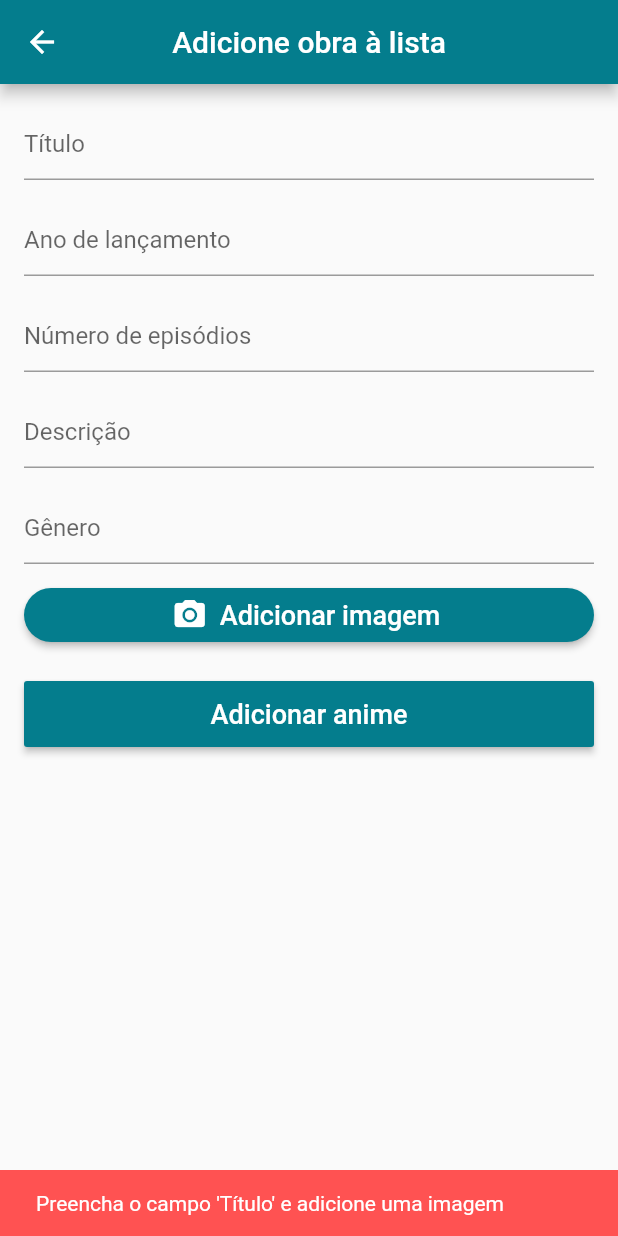
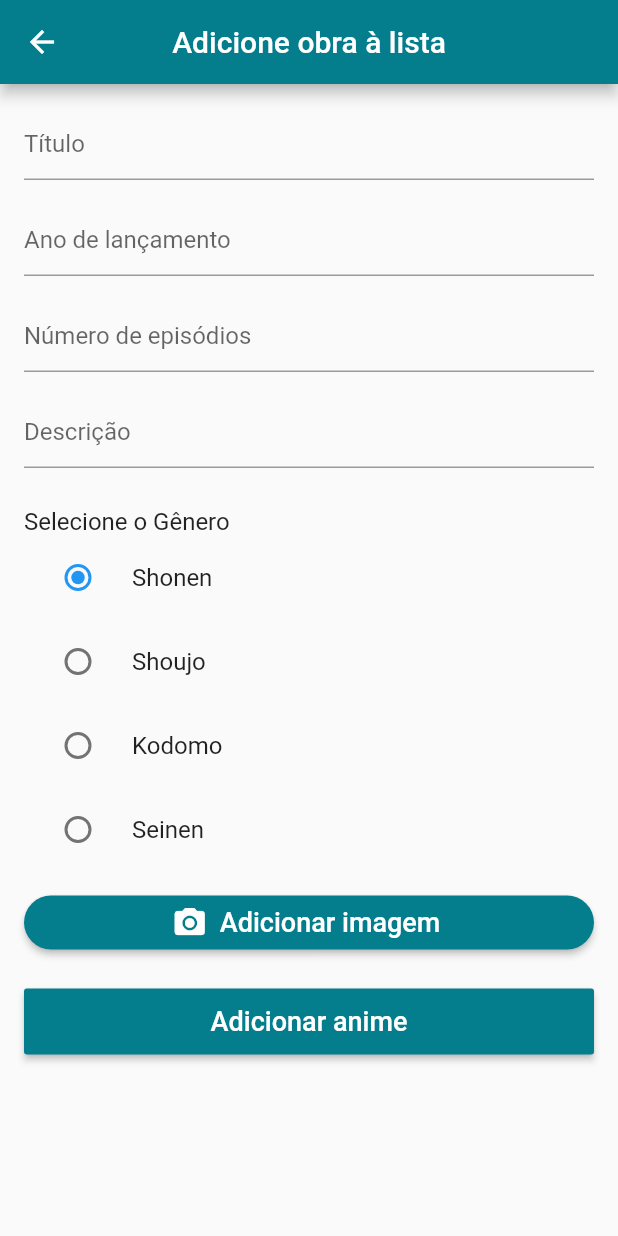
Before and after one commit to IgorGarciaCosta/Clothing_Virtual_Store, a Flutter app: the TelaDeAdicao screen opened directly, after a tap on "Adicionar anime", on a phone screen of 412 x 824 dp. Run offline on Flutter 3.47's test engine with Material 2 defaults, Android fonts, the phone set to English and light mode, and no system bars; our stand-ins replace carousel_pro, cloud_firestore, firebase_auth, firebase_storage, image_picker, transparent_image; accounts and stored records are empty.

Commit message:
tela de adiçao de item finalizada

```diff
--- a/lib/datas/genre_data.dart
+++ b/lib/datas/genre_data.dart
@@ -8,7 +8,7 @@ class GenreData{
   String description;
   int year;
   int size;
-  List images;
+  String images;
 
   GenreData.fromDocument(DocumentSnapshot snapshot){
     //convertendo os dados do documento nos dados da classe
--- a/lib/screens/tela_de_adicao.dart
+++ b/lib/screens/tela_de_adicao.dart
@@ -10,6 +10,8 @@ class TelaDeAdicao extends StatefulWidget {
   _TelaDeAdicaoState createState() => _TelaDeAdicaoState();
 }
 
+enum AnimeGenre { Shonen, Shoujo, Kodomo, Seinen }
+
 class _TelaDeAdicaoState extends State<TelaDeAdicao> {
   String category;
 
@@ -20,6 +22,8 @@ class _TelaDeAdicaoState extends State<TelaDeAdicao> {
   int size;
   List images;
   String genero;
+  String generoRadioButton = "Shonen";
+  AnimeGenre _genre = AnimeGenre.Shonen;
 
   final _formKey = GlobalKey<FormState>();
   final _scaffoldKey = GlobalKey<ScaffoldState>();
@@ -40,12 +44,8 @@ class _TelaDeAdicaoState extends State<TelaDeAdicao> {
           "Adicione obra à lista",
         ),
         centerTitle: true,
-
       ),
-
-
-      body:
-            Form(
+      body: Form(
           key: _formKey,
           child: ListView(
             padding: EdgeInsets.all(16.0),
@@ -55,56 +55,93 @@ class _TelaDeAdicaoState extends State<TelaDeAdicao> {
                 decoration: InputDecoration(hintText: "Título"),
                 maxLines: null,
               ),
-
               SizedBox(height: 16.0),
-
               TextFormField(
                 controller: _yearController,
                 decoration: InputDecoration(hintText: "Ano de lançamento"),
                 maxLines: null,
               ),
-
               SizedBox(height: 16.0),
-
               TextFormField(
                 controller: _sizeController,
                 decoration: InputDecoration(hintText: "Número de episódios"),
                 maxLines: null,
               ),
-
               SizedBox(height: 16.0),
-
               TextFormField(
                 controller: _descriptionController,
                 decoration: InputDecoration(hintText: "Descrição"),
                 maxLines: null,
               ),
-
-              SizedBox(height: 16.0,),
-
-              TextFormField(
-                controller: _genreController,
-                decoration: InputDecoration(hintText: "Gênero"),
-                maxLines: null,
+              SizedBox(
+                height: 26.0,
+              ),
+              Text(
+                "Selecione o Gênero",
+                style: TextStyle(fontSize: 16.0),
+              ),
+              RadioListTile<AnimeGenre>(
+                title: const Text("Shonen"),
+                value: AnimeGenre.Shonen,
+                groupValue: _genre,
+                onChanged: (AnimeGenre value) {
+                  setState(() {
+                    _genre = value;
+                    generoRadioButton = "Shonen";
+                    print(generoRadioButton);
+                  });
+                },
+              ),
+              RadioListTile<AnimeGenre>(
+                title: const Text("Shoujo"),
+                value: AnimeGenre.Shoujo,
+                groupValue: _genre,
+                onChanged: (AnimeGenre value) {
+                  setState(() {
+                    _genre = value;
+                    generoRadioButton = "Shoujo";
+                    print(generoRadioButton);
+                  });
+                },
+              ),
+              RadioListTile<AnimeGenre>(
+                title: const Text("Kodomo"),
+                value: AnimeGenre.Kodomo,
+                groupValue: _genre,
+                onChanged: (AnimeGenre value) {
+                  setState(() {
+                    _genre = value;
+                    generoRadioButton = "Kodomo";
+                    print(generoRadioButton);
+                  });
+                },
+              ),
+              RadioListTile<AnimeGenre>(
+                title: const Text("Seinen"),
+                value: AnimeGenre.Seinen,
+                groupValue: _genre,
+                onChanged: (AnimeGenre value) {
+                  setState(() {
+                    _genre = value;
+                    generoRadioButton = "Seinen";
+                    print(generoRadioButton);
+                  });
+                },
               ),
 
-              SizedBox(height: 16.0,),
-
+              SizedBox(
+                height: 16.0,
+              ),
               SizedBox(
                 height: 36.0,
-
-              child: imagemGlobal==null?
-
-                RaisedButton.icon(
-                  onPressed: () async{
-                    final File imgFile = await ImagePicker.pickImage(source: ImageSource.gallery);
+                child: imagemGlobal == null
+                    ? RaisedButton.icon(
+                        onPressed: () async {
+                          final File imgFile = await ImagePicker.pickImage(
+                              source: ImageSource.gallery);
                           imagemGlobal = imgFile;
-                    setState(() {
-
-                    });
-
+                          setState(() {});
                         },
-
                         label: Text(
                           "Adicionar imagem",
                           style: TextStyle(fontSize: 18.0),
@@ -113,40 +150,31 @@ class _TelaDeAdicaoState extends State<TelaDeAdicao> {
                         shape: RoundedRectangleBorder(
                           borderRadius: BorderRadius.circular(18.0),
                         ),
-
                         icon: Icon(Icons.camera_alt),
                         color: Theme.of(context).primaryColor,
-                ):
-
-                RaisedButton.icon(
-                    onPressed: () async{
-                      final File imgFile = await ImagePicker.pickImage(source: ImageSource.gallery);
+                      )
+                    : RaisedButton.icon(
+                        onPressed: () async {
+                          final File imgFile = await ImagePicker.pickImage(
+                              source: ImageSource.gallery);
                           imagemGlobal = imgFile;
-                      setState(() {
-
-                      });
-
+                          setState(() {});
                         },
-
                         label: Text(
                           "Imagem adicionada",
-                    style: TextStyle(fontSize: 18.0),),
+                          style: TextStyle(fontSize: 18.0),
+                        ),
                         textColor: Colors.white,
                         shape: RoundedRectangleBorder(
                           borderRadius: BorderRadius.circular(18.0),
                         ),
-
                         icon: Icon(Icons.check),
                         color: Colors.green,
                       ),
               ),
-
-
               SizedBox(height: 26.0),
-
               SizedBox(
                 height: 44.0,
-
                 child: RaisedButton(
                   child: Text(
                     "Adicionar anime",
@@ -154,141 +182,111 @@ class _TelaDeAdicaoState extends State<TelaDeAdicao> {
                   ),
                   textColor: Colors.white,
                   color: Theme.of(context).primaryColor,
-
-                  onPressed: (){
+                  onPressed: () {
                     print("clicou!");
-                    switch (validate()){
+                    switch (validate()) {
                       case "title":
                         onFail("Título");
                         break;
-
                       case "year":
                         onFail("Ano de lançamento");
                         break;
-
                       case "size":
                         onFail("Número de episódios");
                         break;
                       case "description":
                         onFail("Descrição");
                         break;
-
-
                       case "genero":
                         onFail("genero");
                         break;
-
                       case "preenchidos":
                         print("p");
-                        onSuccess(_genreController.text);
+                        onSuccess(generoRadioButton);
                         break;
                     }
-
-
-
-
                   },
                 ),
               ),
-
-
-
             ],
-          )
-      ),
+          )),
     );
   }
 
-
-
-
-  bool validaImg(File imgFile){
-    if(imgFile==null){
+  bool validaImg(File imgFile) {
+    if (imgFile == null) {
       return false;
-    }
-    else return true;
-
+    } else
+      return true;
   }
 
-  String validate(){
+  String validate() {
     String title = _titleController.text;
-    String size = _sizeController.text;
-    String year = _yearController.text;
+    int size = int.parse(_sizeController.text);
+    int year = int.parse(_yearController.text);
     String descrption = _descriptionController.text;
-    String generoDigitado = _genreController.text;
-    if((title=='')){
+    String generoDigitado = generoRadioButton;
+    if ((title == '')) {
       return "title";
-    }
-    else if((size=='')){
+    } else if ((size == '')) {
       return "size";
+    } else if ((year == '')) {
+      return "year";
+    } else if ((descrption == '')) {
+      return "description";
+    } else if ((generoDigitado == '')) {
+      return "genero";
+    } else
+      return "preenchidos";
   }
 
-    else if((year=='')){
-      return "year";
-    }
-
-    else if((descrption == '')){
-      return "description";
-    }
-
-    else if((generoDigitado == '')){
-      return "genero";
-    }
-
-
-    else return "preenchidos";
-  }
-
-  void onFail(campo){
-
-    if(!validaImg(imagemGlobal)){//se não tiver img
+  void onFail(campo) {
+    if (!validaImg(imagemGlobal)) {
+      //se não tiver img
       print("sem img");
       _scaffoldKey.currentState.showSnackBar(
         SnackBar(
-          content:
-          Text("Preencha o campo '${campo}' e adicione uma imagem"),
-          backgroundColor:Colors.redAccent,
+          content: Text("Preencha o campo '${campo}' e adicione uma imagem"),
+          backgroundColor: Colors.redAccent,
           duration: Duration(seconds: 2),
         ),
       );
-    }
-
-    else if(validaImg(imagemGlobal)){//se tiver img
+    } else if (validaImg(imagemGlobal)) {
+      //se tiver img
       print("com img");
       _scaffoldKey.currentState.showSnackBar(
         SnackBar(
-          content:
-          Text("O campo '${campo}' não pode ficar em branco!"),
-          backgroundColor:Colors.redAccent,
-          duration: Duration(seconds: 2),
-        ),
-      );
-    }
-
-
-  }
-
-  void onSuccess(String genero){
-    ItemModel addItem = ItemModel();//instancio ItemModel
-    //Map<String, dynamic> dadosDoItem = addItem.itemData;
-
-    Map<String, dynamic>dadosDoItem = {//passo os dados obtidos pro dadosDoItem
-      "title":_titleController.text,
-      "year":_yearController.text,
-      "size":_sizeController.text,
-      "description":_descriptionController.text,
-    };
-
-
-    addItem.adicionaItemNoBanco(itemData: dadosDoItem, genero: genero);//mando os dados pra função de adicionar no banco
-
-    _scaffoldKey.currentState.showSnackBar(
-      SnackBar(
-        content:
-        Text("Adicionado com sucesso!"),
-        backgroundColor:Theme.of(context).primaryColor,
+          content: Text("O campo '${campo}' não pode ficar em branco!"),
+          backgroundColor: Colors.redAccent,
           duration: Duration(seconds: 2),
         ),
       );
     }
   }
+
+  void onSuccess(String generoRecebido) {
+    ItemModel addItem = ItemModel(); //instancio ItemModel
+    //Map<String, dynamic> dadosDoItem = addItem.itemData;
+    File img = imagemGlobal;
+    String generoDoAnime = generoRecebido;
+    Map<String, dynamic> dadosDoItem = {
+      //passo os dados obtidos pro dadosDoItem
+      "title": _titleController.text,
+      "year": int.parse(_yearController.text),
+      "size": int.parse(_sizeController.text),
+      "description": _descriptionController.text,
+      "images":imagemGlobal,
+      //"genero": generoRecebido,
+    };
+
+    addItem.adicionaItemNoBanco(itemData: dadosDoItem, img:imagemGlobal, generoDoAnime: generoRecebido); //mando os dados pra função de adicionar no banco
+
+    _scaffoldKey.currentState.showSnackBar(
+      SnackBar(
+        content: Text("Adicionado com sucesso!"),
+        backgroundColor: Theme.of(context).primaryColor,
+        duration: Duration(seconds: 2),
+      ),
+    );
+  }
+}
--- a/lib/tiles/fav_tile.dart
+++ b/lib/tiles/fav_tile.dart
@@ -20,7 +20,7 @@ class FavTile extends StatelessWidget {
               padding: EdgeInsets.all(8.0),
               width: 120.0,
               child: Image.network(
-                favProducts.productData.images[0],
+                favProducts.productData.images,
                 fit: BoxFit.cover
               ),
             ),
--- a/lib/tiles/genre_tile.dart
+++ b/lib/tiles/genre_tile.dart
@@ -23,7 +23,7 @@ class GenreTile extends StatelessWidget {
                   AspectRatio(
                     aspectRatio: 0.8,
                     child: Image.network(
-                      product.images[0],
+                      product.images,
                       fit: BoxFit.cover,
                     ),
                   ),
@@ -53,7 +53,7 @@ class GenreTile extends StatelessWidget {
                   Flexible(
                     flex: 1,
                     child: Image.network(
-                      product.images[0],
+                      product.images,
                       fit: BoxFit.cover,
                       height: 250.0,
                     ),
--- a/pubspec.yaml
+++ b/pubspec.yaml
@@ -28,6 +28,7 @@ dependencies:
   scoped_model: ^1.0.1
   firebase_auth: ^0.11.1+12
   url_launcher: ^5.1.1
+  firebase_storage: 3.1.6
 
   image_picker: 0.6.7+4
 
```
Also changed, not shown: lib/models/fav_model.dart (+16 -5 lines), lib/models/item_model.dart (+32 -2 lines), lib/screens/product_screen.dart (+31 -11 lines), pubspec.lock. Lines whose indentation alone changed are shown as unchanged.
